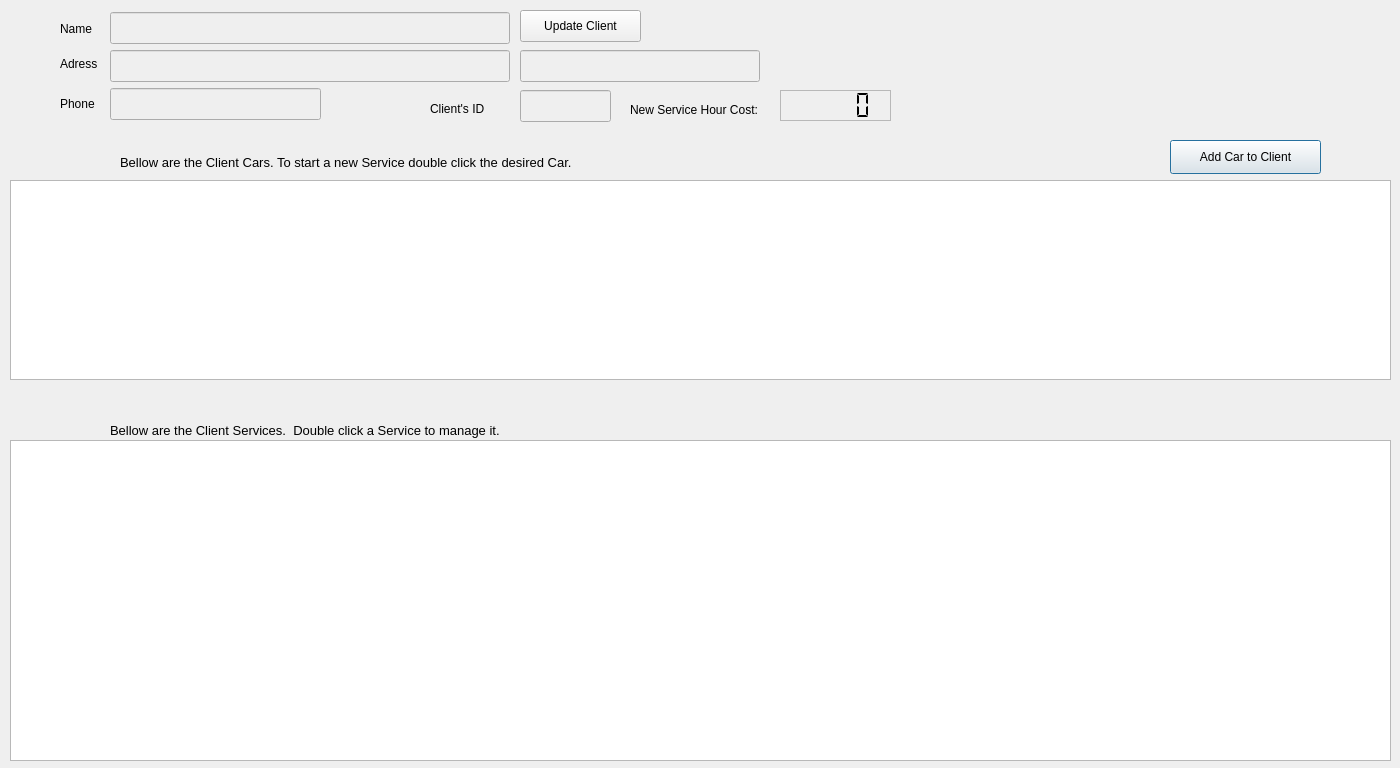
The window that Client_Services_History.ui (bedi1982/Oficina) describes before a commit, drawn with Qt 5.
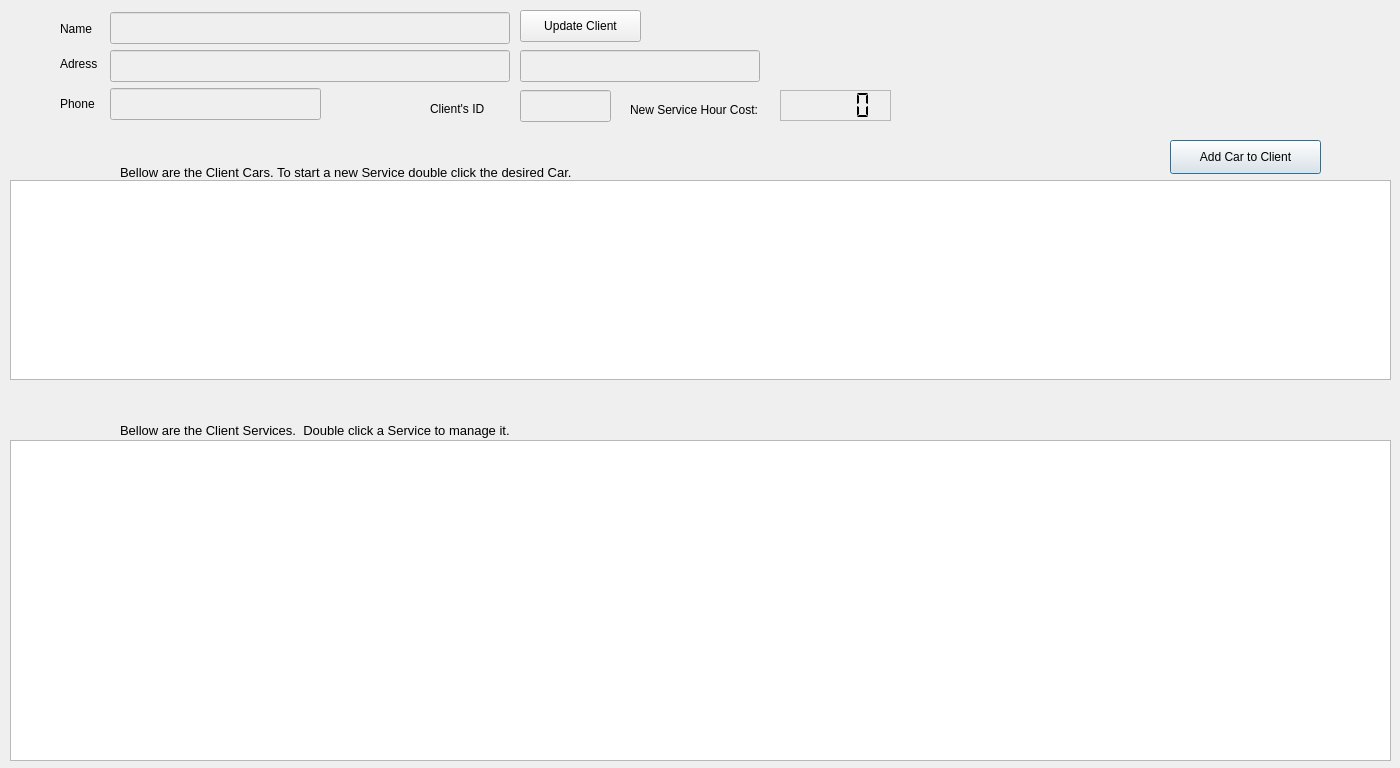
The same window after the commit. Icons and pictures are not drawn.

What changed in the file:
```diff
--- a/Client_Services_History.ui
+++ b/Client_Services_History.ui
@@ -121,7 +121,7 @@
    <property name="geometry">
     <rect>
      <x>120</x>
-     <y>150</y>
+     <y>160</y>
      <width>471</width>
      <height>20</height>
     </rect>
@@ -276,7 +276,7 @@
   <widget class="QLabel" name="lbl_Client_Services_History">
    <property name="geometry">
     <rect>
-     <x>110</x>
+     <x>120</x>
      <y>420</y>
      <width>401</width>
      <height>18</height>
```
Left out of the diff: 40 changed lines with no effect on the pictures.
